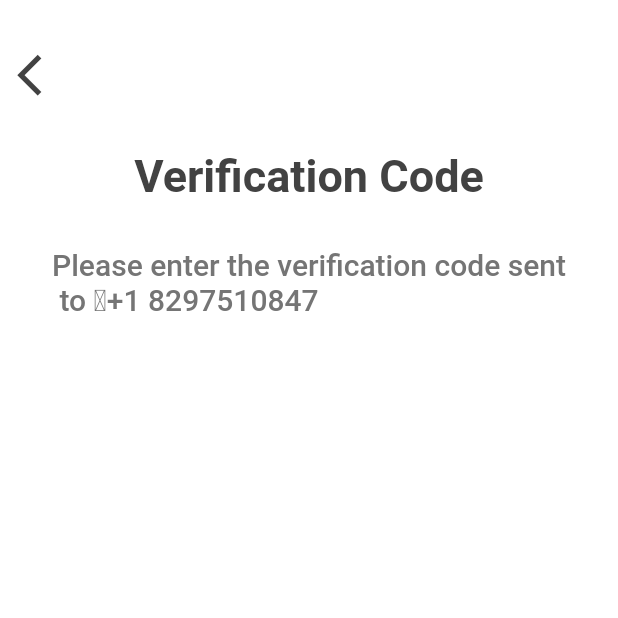
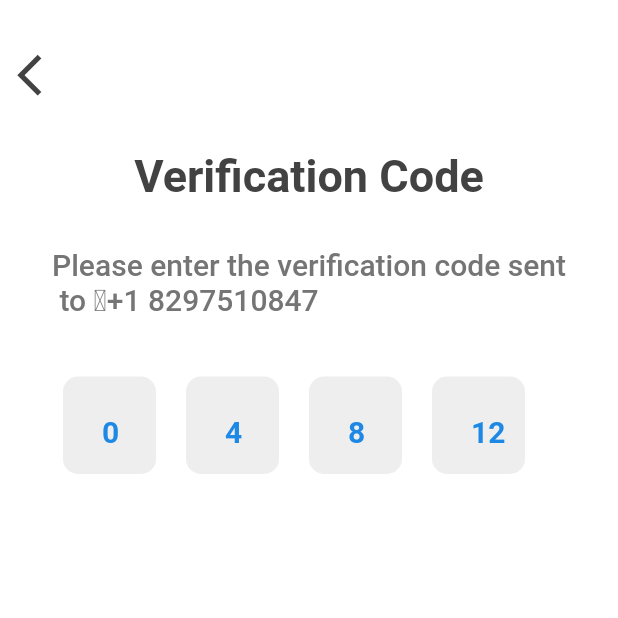
Before and after one commit to jeremiasramirez/flutter-design-verification-code, a Flutter app: the screen it shows after launch, on a phone screen of 412 x 824 dp, the top half of it. Run offline on Flutter 3.47's test engine with Material 2 defaults, Android fonts, the phone set to English and light mode, and no system bars; Roboto replaces fonts that are missing (RobotoMono).

Commit message:
agregado de fields

```diff
--- a/lib/pages/request/request.page.dart
+++ b/lib/pages/request/request.page.dart
@@ -1,6 +1,7 @@
 import 'package:flutter/material.dart';
 import 'package:flutter_verification/pages/request/widgets/appbar.widget.dart';
 import 'package:flutter_verification/pages/request/widgets/description-number.widget.dart';
+import 'package:flutter_verification/pages/request/widgets/fieldcode.widget.dart';
 import 'package:flutter_verification/pages/request/widgets/title.widget.dart';
 
 
@@ -25,7 +26,8 @@ class RequestedPage extends State<RequestedPageFul>{
           children: [
 
             TitleRequest(),
-            DescriptionNumber()
+            DescriptionNumber(),
+            FieldCode()
 
           ]
         ),
--- /dev/null
+++ b/lib/pages/request/widgets/fieldcode.widget.dart
@@ -0,0 +1,42 @@
+import 'package:flutter/material.dart';
+
+class FieldCode extends StatelessWidget{
+
+  Widget build(context){
+    return Row(
+
+      mainAxisAlignment: MainAxisAlignment.center,
+      children: List.generate(4, (value){
+
+        value *= 4;
+        return fields(value);
+
+      })
+
+    );
+
+
+  }
+
+  Container fields(value){
+
+    return Container(
+      width:62,
+      height:65,
+      margin:EdgeInsets.only(top:40,right:20),
+      padding:EdgeInsets.only(top:25,left:26),
+      child: Text(
+        value.toString(),
+        style: TextStyle(fontWeight: FontWeight.bold, color:Colors.blue[600],fontSize: 20)
+      ),
+      decoration:BoxDecoration(
+        color:Colors.grey[200],
+        borderRadius: BorderRadius.all(Radius.circular(10))
+      )
+    );
+
+  }
+
+
+
+}
```
